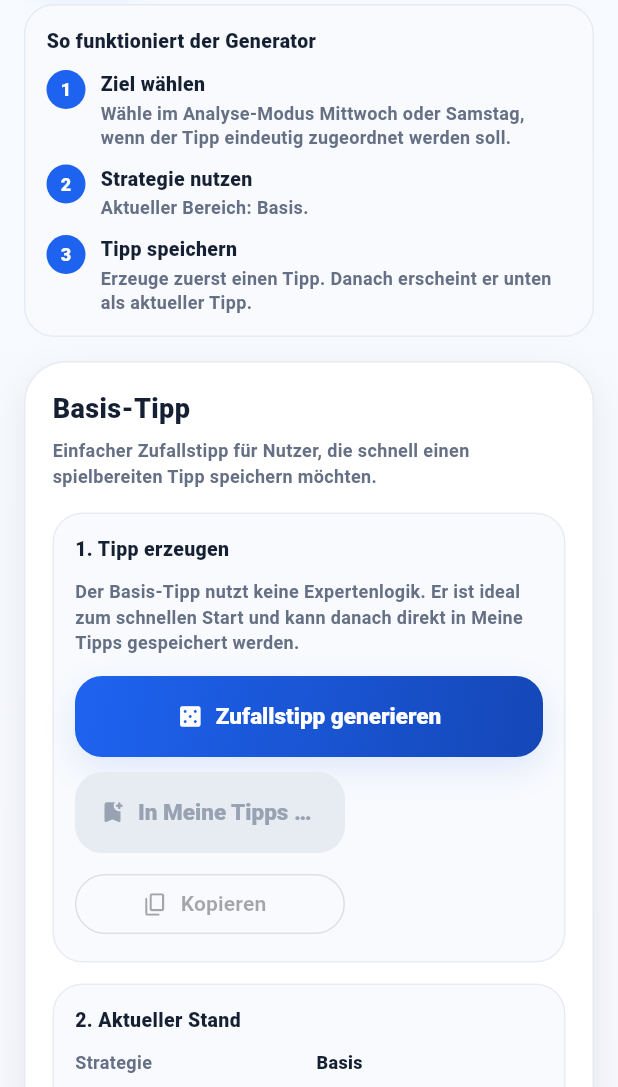
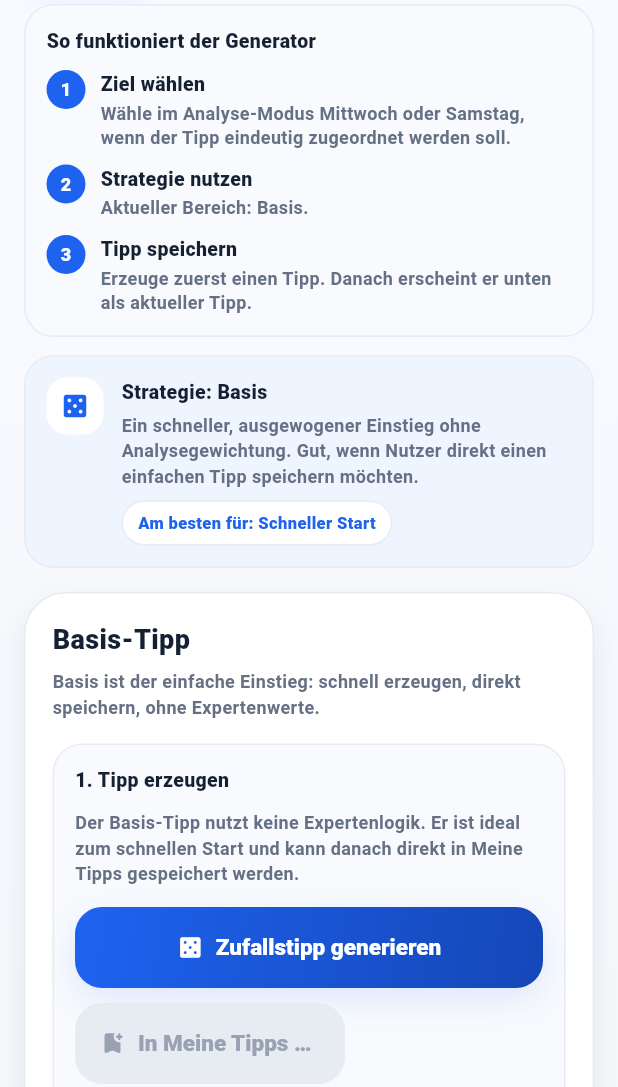
Before and after one commit to genti2004-cmyk/lotto_mind_ai, a Flutter app: the GeneratorScreen screen opened directly, scrolled down 576 dp, on a phone screen of 412 x 824 dp, the part 149-1236 px from its top. Run offline on Flutter 3.47's test engine with Material 3 defaults, Android fonts, the phone set to English and light mode, and no system bars; our stand-ins replace file_picker, hive_ce, hive_ce_flutter, pdf, printing, share_plus; accounts and stored records are empty.

Commit message:
Clarify generator strategy selection

```diff
--- a/lib/features/generator/presentation/generator_screen.dart
+++ b/lib/features/generator/presentation/generator_screen.dart
@@ -285,6 +285,8 @@ class _GeneratorScreenState extends State<GeneratorScreen> {
                       hasCurrentTip: state.lastGeneratedTip != null &&
                           state.lastGeneratedTip!.isNotEmpty,
                     ),
+                    const SizedBox(height: 12),
+                    _StrategyChoiceGuide(index: _tabIndex),
                     const SizedBox(height: 16),
                     RepaintBoundary(
                       key: ValueKey<int>(_tabIndex),
@@ -697,6 +699,143 @@ class _GeneratorFlowGuide extends StatelessWidget {
             text: hasCurrentTip
                 ? 'Ein Tipp ist vorhanden. Speichere ihn in Meine Tipps, damit er später geprüft wird.'
                 : 'Erzeuge zuerst einen Tipp. Danach erscheint er unten als aktueller Tipp.',
+          ),
+        ],
+      ),
+    );
+  }
+}
+
+
+class _StrategyChoiceGuide extends StatelessWidget {
+  final int index;
+
+  const _StrategyChoiceGuide({required this.index});
+
+  String get _title {
+    switch (index) {
+      case 0:
+        return 'Strategie: Basis';
+      case 1:
+        return 'Strategie: Analyse / Signal';
+      case 2:
+        return 'Strategie: Pro';
+      case 3:
+        return 'Strategie: System';
+      default:
+        return 'Strategie wählen';
+    }
+  }
+
+  IconData get _icon {
+    switch (index) {
+      case 0:
+        return Icons.casino_rounded;
+      case 1:
+        return Icons.psychology_alt_rounded;
+      case 2:
+        return Icons.local_fire_department_rounded;
+      case 3:
+        return Icons.grid_view_rounded;
+      default:
+        return Icons.route_rounded;
+    }
+  }
+
+  String get _description {
+    switch (index) {
+      case 0:
+        return 'Ein schneller, ausgewogener Einstieg ohne Analysegewichtung. Gut, wenn Nutzer direkt einen einfachen Tipp speichern möchten.';
+      case 1:
+        return 'Analyse nutzt Ziehungsverlauf, Häufigkeit, Rückstand, Intervall, Bereichs- und Abstandsmuster. Signal ist der transparenteste Analyse-Tipp.';
+      case 2:
+        return 'Pro ist der erweiterte Bereich mit Simulationen, Kandidaten und mehr Details. Gedacht für Nutzer, die Strategien intensiver vergleichen möchten.';
+      case 3:
+        return 'System erzeugt mehrere Reihen beziehungsweise Systemscheine. Geeignet für strukturierte Varianten statt nur einer einzelnen Reihe.';
+      default:
+        return 'Wähle eine Strategie, erzeuge einen Tipp und speichere ihn anschließend in Meine Tipps.';
+    }
+  }
+
+  String get _bestFor {
+    switch (index) {
+      case 0:
+        return 'Schneller Start';
+      case 1:
+        return 'Nachvollziehbare Musteranalyse';
+      case 2:
+        return 'Erweiterte Auswertung';
+      case 3:
+        return 'Mehrere Reihen';
+      default:
+        return 'Tipp-Erstellung';
+    }
+  }
+
+  @override
+  Widget build(BuildContext context) {
+    return Container(
+      width: double.infinity,
+      padding: const EdgeInsets.all(14),
+      decoration: BoxDecoration(
+        color: AppColors.infoSoft,
+        borderRadius: BorderRadius.circular(20),
+        border: Border.all(color: AppColors.border),
+      ),
+      child: Row(
+        crossAxisAlignment: CrossAxisAlignment.start,
+        children: [
+          Container(
+            width: 38,
+            height: 38,
+            decoration: BoxDecoration(
+              color: Colors.white,
+              borderRadius: BorderRadius.circular(14),
+            ),
+            child: Icon(_icon, color: AppColors.primary, size: 20),
+          ),
+          const SizedBox(width: 12),
+          Expanded(
+            child: Column(
+              crossAxisAlignment: CrossAxisAlignment.start,
+              children: [
+                Text(
+                  _title,
+                  style: const TextStyle(
+                    fontSize: 13,
+                    fontWeight: FontWeight.w900,
+                    color: AppColors.textPrimary,
+                  ),
+                ),
+                const SizedBox(height: 4),
+                Text(
+                  _description,
+                  style: const TextStyle(
+                    fontSize: 12,
+                    height: 1.4,
+                    fontWeight: FontWeight.w600,
+                    color: AppColors.textSecondary,
+                  ),
+                ),
+                const SizedBox(height: 8),
+                Container(
+                  padding: const EdgeInsets.symmetric(horizontal: 10, vertical: 6),
+                  decoration: BoxDecoration(
+                    color: Colors.white,
+                    borderRadius: BorderRadius.circular(999),
+                    border: Border.all(color: AppColors.border),
+                  ),
+                  child: Text(
+                    'Am besten für: $_bestFor',
+                    style: const TextStyle(
+                      fontSize: 11,
+                      fontWeight: FontWeight.w800,
+                      color: AppColors.primary,
+                    ),
+                  ),
+                ),
+              ],
+            ),
           ),
         ],
       ),
@@ -1010,7 +1149,7 @@ class _NormalPanel extends StatelessWidget {
 
     return _PanelCard(
       title: 'Basis-Tipp',
-      subtitle: 'Einfacher Zufallstipp für Nutzer, die schnell einen spielbereiten Tipp speichern möchten.',
+      subtitle: 'Basis ist der einfache Einstieg: schnell erzeugen, direkt speichern, ohne Expertenwerte.',
       child: Column(
         crossAxisAlignment: CrossAxisAlignment.start,
         children: [
@@ -1208,7 +1347,7 @@ class _AiPanel extends StatelessWidget {
   Widget build(BuildContext context) {
     return _PanelCard(
       title: 'Analyse-Tipp',
-      subtitle: 'Für Nutzer, die Ziehungsverlauf, Häufigkeiten und Intervall-Hinweise in die Tipp-Erstellung einbeziehen möchten.',
+      subtitle: 'Analyse und Signal nutzen historische Muster wie Häufigkeit, Rückstand, Intervall, Bereiche und Abstände.',
       child: Column(
         crossAxisAlignment: CrossAxisAlignment.start,
         children: [
@@ -1720,7 +1859,7 @@ class _JackpotPanel extends StatelessWidget {
   Widget build(BuildContext context) {
     return _PanelCard(
       title: 'Pro-Strategie',
-      subtitle: 'Erweiterter Modus für chancenorientierte Varianten, Simulationen und spätere Pro/Premium-Funktionen.',
+      subtitle: 'Pro ist der Expertenbereich für Kandidaten, Simulationen und detailliertere Strategiearbeit.',
       child: Column(
         crossAxisAlignment: CrossAxisAlignment.start,
         children: [
@@ -1826,7 +1965,7 @@ class _SystemEntryPanel extends StatelessWidget {
   Widget build(BuildContext context) {
     return _PanelCard(
       title: 'Systemspiele',
-      subtitle: 'Systemscheine und Intervall-Systeme laufen in einem eigenen Bereich für fortgeschrittene Nutzer.',
+      subtitle: 'System ist für mehrere Reihen und strukturierte Spielvarianten gedacht.',
       child: Column(
         crossAxisAlignment: CrossAxisAlignment.start,
         children: [
--- a/lib/features/settings/presentation/about_release_screen.dart
+++ b/lib/features/settings/presentation/about_release_screen.dart
@@ -25,7 +25,7 @@ class AboutReleaseScreen extends StatelessWidget {
           children: [
             const SectionTitle(
               title: 'Lotto Mind AI – Release',
-              subtitle: 'v41 Strategie-Badge – gespeicherte Tipps zeigen die Strategie verständlicher an',
+              subtitle: 'v42 Strategie-Auswahl – Generator erklärt Basis, Analyse, Pro und System verständlicher',
             ),
             const SizedBox(height: 20),
             AppCard(
@@ -39,7 +39,7 @@ class AboutReleaseScreen extends StatelessWidget {
                   const SizedBox(height: 14),
                   const _InfoRow(label: 'App-Name', value: 'Lotto Mind AI'),
                   const SizedBox(height: 10),
-                  const _InfoRow(label: 'Release-Stufe', value: 'v41 Strategie-Badge'),
+                  const _InfoRow(label: 'Release-Stufe', value: 'v42 Strategie-Auswahl'),
                   const SizedBox(height: 10),
                   _InfoRow(label: 'Edition', value: state.edition.label),
                   const SizedBox(height: 10),
@@ -49,7 +49,7 @@ class AboutReleaseScreen extends StatelessWidget {
                   const SizedBox(height: 10),
                   _InfoRow(label: 'Regelprofile', value: '${state.ruleProfiles.length}'),
                   const SizedBox(height: 10),
-                  const _InfoRow(label: 'Stabilitätsstand', value: 'v37 stabil + v40 Signalmodell + v41 bessere Tipp-Karten'),
+                  const _InfoRow(label: 'Stabilitätsstand', value: 'v37 stabil + v40 Signalmodell + v42 Generator-Erklärung'),
                 ],
               ),
             ),
@@ -60,16 +60,17 @@ class AboutReleaseScreen extends StatelessWidget {
                 crossAxisAlignment: CrossAxisAlignment.start,
                 children: [
                   AppBlockHeader(
-                    title: 'Was wurde in v41 verbessert?',
-                    subtitle: 'Meine Tipps zeigt die verwendete Strategie jetzt verständlicher direkt auf der Tipp-Karte.',
+                    title: 'Was wurde in v42 verbessert?',
+                    subtitle: 'Der Generator erklärt die auswählbaren Strategien jetzt direkt im jeweiligen Bereich.',
                   ),
                   SizedBox(height: 14),
-                  _ReleaseLine('Tipp-Karten zeigen jetzt nicht mehr nur „Signal“, „Basis“ oder „Pro“.'),
-                  _ReleaseLine('Stattdessen steht dort klarer „Strategie: Signal“, „Strategie: Basis“ usw.'),
-                  _ReleaseLine('Das hilft neuen Nutzern, sofort zu verstehen, welche Methode den Tipp erzeugt hat.'),
-                  _ReleaseLine('Die Änderung betrifft nur die Anzeige in „Meine Tipps“.'),
-                  _ReleaseLine('Unverändert: Import, Superzahl-Erkennung, 8-Wochen-Suche, Generator, Tracking Pro und Auswertung.'),
-                  _ReleaseLine('Wichtig: v41 ist ein Verständlichkeits-Fix, keine neue Vorhersage- oder Berechnungslogik.'),
+                  _ReleaseLine('Im Generator wird jetzt pro Tab erklärt, wofür Basis, Analyse, Pro und System gedacht sind.'),
+                  _ReleaseLine('Basis wird als schneller Einstieg ohne Expertenlogik erklärt.'),
+                  _ReleaseLine('Analyse und Signal werden als Musteranalyse mit Häufigkeit, Rückstand, Intervall, Bereichs- und Abstandsmustern erklärt.'),
+                  _ReleaseLine('Pro wird klarer als Expertenbereich mit Kandidaten, Simulation und mehr Details beschrieben.'),
+                  _ReleaseLine('System wird als Bereich für mehrere Reihen und Systemscheine erklärt.'),
+                  _ReleaseLine('Unverändert: Import, Superzahl-Erkennung, 8-Wochen-Suche, Tipp-Speicherung, Tracking Pro und Auswertung.'),
+                  _ReleaseLine('Wichtig: v42 ist ein Nutzerführungs-Fix, keine neue Vorhersage- oder Berechnungslogik.'),
                 ],
               ),
             ),
```
